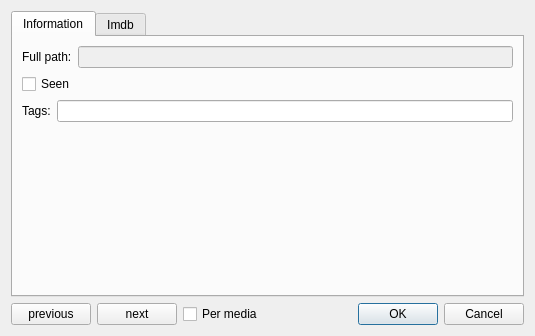
First picture: the form in src/ui/editmediadialog.ui, repository slopjong/MediaSpy, before the edit.
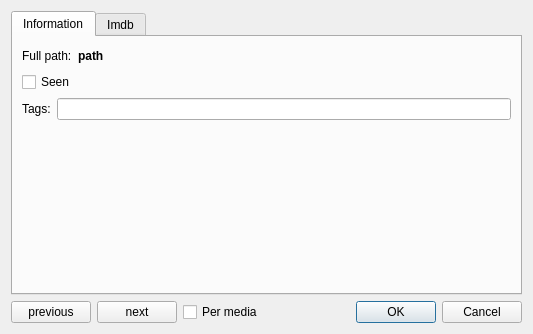
Second picture: the form after the edit.

Commit message: first operational edit dialog to show media details

```diff
--- a/src/ui/editmediadialog.ui
+++ b/src/ui/editmediadialog.ui
@@ -6,8 +6,8 @@
    <rect>
     <x>0</x>
     <y>0</y>
-    <width>535</width>
-    <height>336</height>
+    <width>533</width>
+    <height>334</height>
    </rect>
   </property>
   <property name="windowTitle">
@@ -27,19 +27,35 @@
        <item>
         <layout class="QHBoxLayout" name="horizontalLayout_2">
          <item>
-          <widget class="QLabel" name="mediaNameLabel">
+          <widget class="QLabel" name="mediaNameTitleLabel">
            <property name="text">
             <string>Full path:</string>
            </property>
           </widget>
          </item>
          <item>
-          <widget class="QLineEdit" name="mediaNameLineEdit">
-           <property name="enabled">
-            <bool>false</bool>
+          <widget class="QLabel" name="mediaNameLabel">
+           <property name="styleSheet">
+            <string notr="true">font-weight: bold;</string>
+           </property>
+           <property name="text">
+            <string notr="true">path</string>
            </property>
           </widget>
          </item>
+         <item>
+          <spacer name="horizontalSpacer_2">
+           <property name="orientation">
+            <enum>Qt::Horizontal</enum>
+           </property>
+           <property name="sizeHint" stdset="0">
+            <size>
+             <width>40</width>
+             <height>20</height>
+            </size>
+           </property>
+          </spacer>
+         </item>
         </layout>
        </item>
        <item>
```
Left out of the diff: 2 changed lines with no effect on the pictures. The commit also changes 3 other files.
